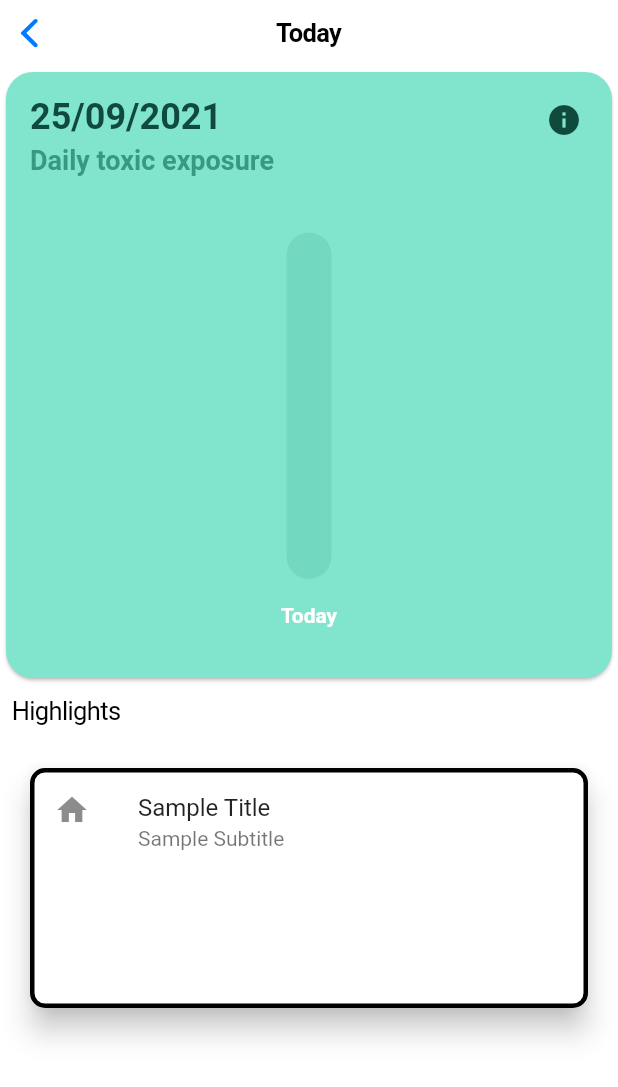
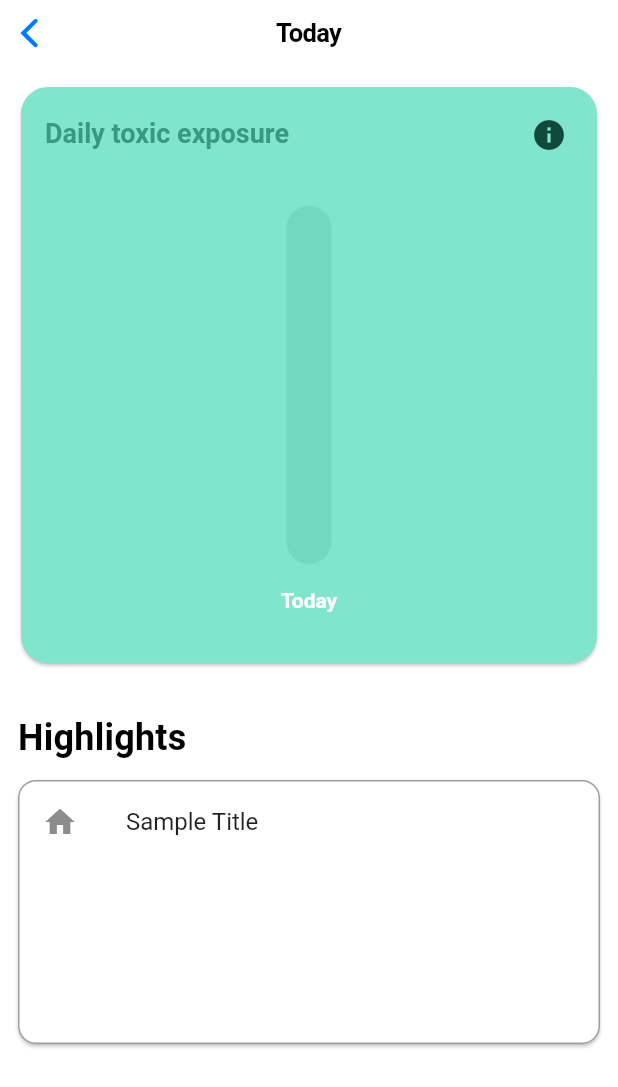
Before and after one commit to log101/Toximeter, a Flutter app: the TodayFocused screen opened directly, on a phone screen of 412 x 824 dp. Shown: the top 1087 px of the screen. Run offline on Flutter 3.47's test engine with Material 2 defaults, Android fonts, the phone set to English and light mode, and no system bars; drawn by our look-alikes of fl_chart; our stand-ins replace modal_bottom_sheet; network calls fail.

Commit message:
Design chances

```diff
--- a/lib/main.dart
+++ b/lib/main.dart
@@ -64,11 +64,13 @@ class _MyHomePageState extends State<MyHomePage> {
     // than having to individually change instances of widgets.
     return CupertinoPageScaffold(
       navigationBar: CupertinoNavigationBar(
+        backgroundColor: Colors.deepPurple,
         middle: Row(
           mainAxisAlignment: MainAxisAlignment.center,
           children: [
-            Icon(Icons.grain),
-            Text("ToxiMeter"),
+            Image.asset("images/beher.png"),
+            SizedBox(width: 5),
+            Text("ToxiMeter", style: TextStyle(fontSize: 24.0, color: Colors.white)),
           ],
         ),
       ),
@@ -320,12 +322,15 @@ class TodayFocused extends StatelessWidget {
         ),
         child: ListView(
           children: [
-            TodayChart(total),
             Padding(
-              padding: const EdgeInsets.all(8.0),
-              child: Text("Highlights"),
+              padding: const EdgeInsets.all(10.0),
+              child: TodayChart(total),
             ),
-            HighlightCard("Sample Title", "Sample Subtitle", Icon(Icons.home)),
+            Padding(
+              padding: const EdgeInsets.only(left: 12.0, right: 12.0, top: 22.0, bottom: 2.0),
+              child: Text("Highlights", style: TextStyle(fontSize: 24.0, letterSpacing: 0.15,color:Colors.black,fontWeight: FontWeight.bold)),
+            ),
+            HighlightCard("Sample Title", Icon(Icons.home)),
           ],
         ));
   }
--- a/lib/settings_tab.dart
+++ b/lib/settings_tab.dart
@@ -37,7 +37,7 @@ class _SettingsTabState extends State<SettingsTab> {
                               "Talha Asan",
                               style: Theme.of(context).textTheme.subtitle1,
                             ),
-                            Text("kullanıcı1")
+                            Text("talha.asan@outlook.com")
                           ],
                         ),
                       )),
@@ -52,8 +52,9 @@ class _SettingsTabState extends State<SettingsTab> {
                   right: 275,
                   child: Center(
                     child: CircleAvatar(
+                      backgroundColor: Colors.indigoAccent,
                       radius: 30.0,
-                      child: Text("D"),
+                      child: Text("T",style: TextStyle(color: Colors.white),),
                     ),
                   ),
                 )
--- a/lib/tip_card.dart
+++ b/lib/tip_card.dart
@@ -1,77 +1,10 @@
 import 'package:flutter/material.dart';
 import 'package:flutter/cupertino.dart';
 
-Widget TipCard() => GestureDetector(
-    onTap: () {
-      print("Click event on Container");
-    },
-    child: Card(
-    clipBehavior: Clip.antiAlias,
-    shape: RoundedRectangleBorder(
-      borderRadius: BorderRadius.circular(24),
-    ),
-    child: Column(
-      children: [
-        Stack(
-          children: [
-            Ink.image(
-              image: NetworkImage(
-                'https://images.unsplash.com/photo-1514888286974-6c03e2ca1dba?ixlib=rb-1.2.1&ixid=eyJhcHBfaWQiOjEyMDd9&auto=format&fit=crop&w=1327&q=80',
-              ),
-              height: 240,
-              fit: BoxFit.fill,
-            ),
-            SizedBox(height: 40),
-          ],
-        ),
-        SizedBox(height:10),
-        Padding(
-          padding: const EdgeInsets.all(8.0),
-          child: Text(
-            'Diesel Exhaust Gases and its toxic effects',
-
-            style: TextStyle(fontSize: 20),
-          ),
-        ),
-        Padding(
-          padding: EdgeInsets.all(16).copyWith(bottom: 0),
-          child: Text(
-            'Alt başlık',
-            style: TextStyle(fontSize: 16),
-          ),
-        ),
-      ],
-    )));
-
-/*
-Widget HighlightCard(String title,String subtitle,Icon icon,Function ?function) {
-  return Container (
-    height: 200,
-    child: Card(
-      child: ListTile(
-        title: Text(title),
-        leading: icon,
-        //contentPadding: EdgeInsets.symmetric(horizontal: 10,vertical: 1),
-        onTap: ()=> function,
-        subtitle: Text(subtitle),
-      ),
-
-      elevation: 8,
-      shadowColor: Colors.black,
-      margin: EdgeInsets.all(20),
-      shape:  OutlineInputBorder(
-          borderRadius: BorderRadius.circular(10),
-          borderSide: BorderSide(color: Colors.black, width: 3)
-      ),
-
-    ));
-}
-*/
 class HighlightCard extends StatelessWidget {
-  HighlightCard(this.title, this.subtitle, this.icon);
+  HighlightCard(this.title, this.icon);
 
   final String title;
-  final String subtitle;
   final Icon icon;
 
   @override
@@ -82,15 +15,12 @@ class HighlightCard extends StatelessWidget {
           child: ListTile(
             title: Text(title),
             leading: icon,
-            subtitle: Text(subtitle),
           ),
-
-          elevation: 8,
           shadowColor: Colors.black,
-          margin: EdgeInsets.all(20),
+          margin: EdgeInsets.all(12),
           shape:  OutlineInputBorder(
-              borderRadius: BorderRadius.circular(10),
-              borderSide: BorderSide(color: Colors.black, width: 3)
+              borderRadius: BorderRadius.circular(12),
+              borderSide: BorderSide(color: Colors.grey)
           ),
 
         ));
@@ -110,6 +40,8 @@ class TipCardNew extends StatelessWidget {
         onTap: null,
         child: Padding(
           padding: const EdgeInsets.only(top: 8.0, left: 8.0, right: 8.0),
+          child: Padding(
+            padding: const EdgeInsets.only(left: 20, right: 20.0, top: 8.0),
             child: Card(
                 clipBehavior: Clip.antiAlias,
                 shape: RoundedRectangleBorder(
@@ -123,7 +55,8 @@ class TipCardNew extends StatelessWidget {
                       children: [
                         Image.asset(
                           image,
-                        height: 300,
+                          height: 240,
+                          width: 380,
                           fit: BoxFit.fill,
                         ),
                       ],
@@ -134,7 +67,7 @@ class TipCardNew extends StatelessWidget {
                       child: Text(
                         title,
                         textAlign: TextAlign.left,
-                      style: TextStyle(fontSize: 20),
+                        style: TextStyle(fontSize: 20, fontWeight: FontWeight.bold),
                       ),
                     ),
                     Padding(
@@ -146,6 +79,7 @@ class TipCardNew extends StatelessWidget {
                     ),
                   ],
                 )),
+          ),
         ));
   }
 }
--- a/lib/today_chart.dart
+++ b/lib/today_chart.dart
@@ -54,11 +54,6 @@ class TodayChartState extends State<TodayChart> {
                 mainAxisAlignment: MainAxisAlignment.start,
                 mainAxisSize: MainAxisSize.max,
                 children: <Widget>[
-                  Text(
-                    '25/09/2021',
-                    style: TextStyle(
-                        color: const Color(0xff0f4a3c), fontSize: 24, fontWeight: FontWeight.bold),
-                  ),
                   const SizedBox(
                     height: 4,
                   ),
--- a/pubspec.yaml
+++ b/pubspec.yaml
@@ -65,6 +65,7 @@ flutter:
     - images/elma.jpeg
     - images/sun.jpeg
     - images/arabalar1.jpeg
+    - images/beher.png
 
   # An image asset can refer to one or more resolution-specific "variants", see
   # https://flutter.dev/assets-and-images/#resolution-aware.
```
Also changed, not shown: images/beher.png (added). Lines whose indentation alone changed are shown as unchanged.
